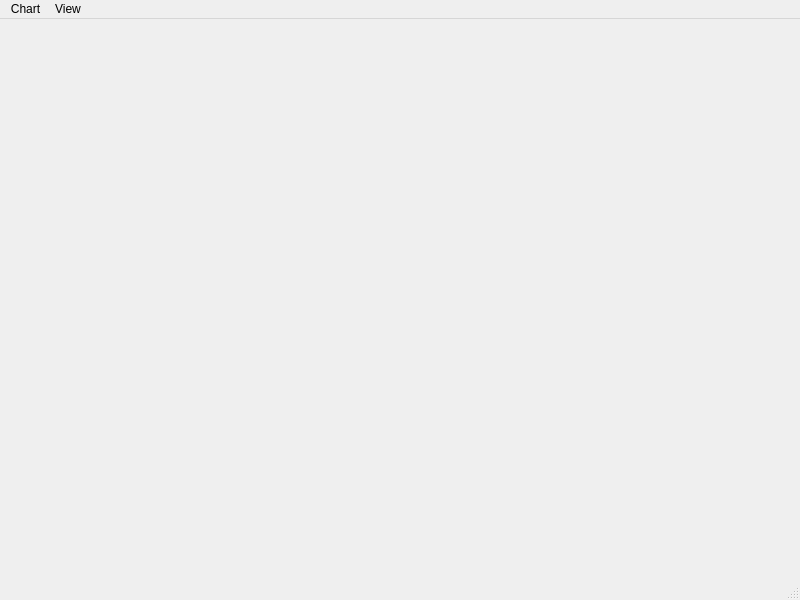
Old version of the form terminal/mainwindow.ui in the repository templait/atrade.
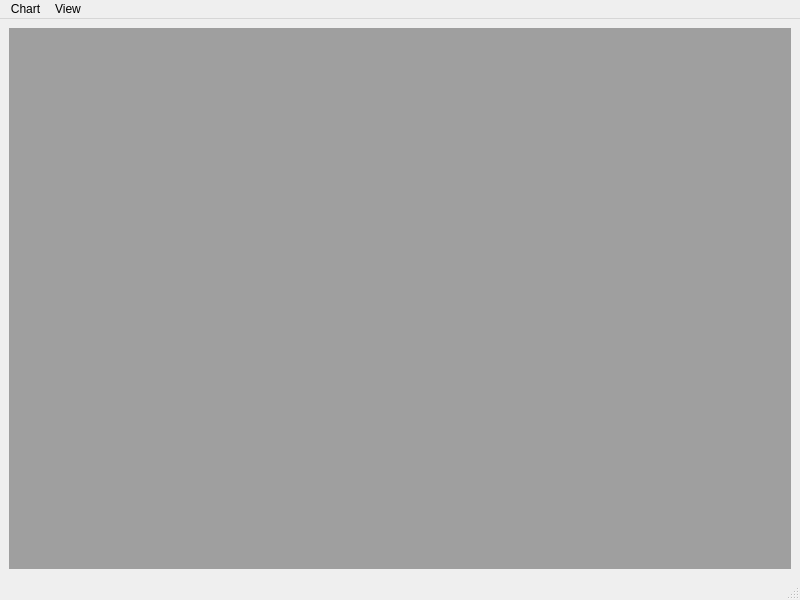
New version of the form.

Commit message: Edit chart window config

What changed in the file:
```diff
--- a/terminal/mainwindow.ui
+++ b/terminal/mainwindow.ui
@@ -13,7 +13,13 @@
   <property name="windowTitle">
    <string>ATrade terminal</string>
   </property>
-  <widget class="QWidget" name="centralwidget"/>
+  <widget class="QWidget" name="centralwidget">
+   <layout class="QVBoxLayout" name="verticalLayout">
+    <item>
+     <widget class="QMdiArea" name="mdiArea"/>
+    </item>
+   </layout>
+  </widget>
   <widget class="QMenuBar" name="menubar">
    <property name="geometry">
     <rect>
```
Left out of the diff: 17 changed lines with no effect on the pictures. The commit also changes 3 other files.
